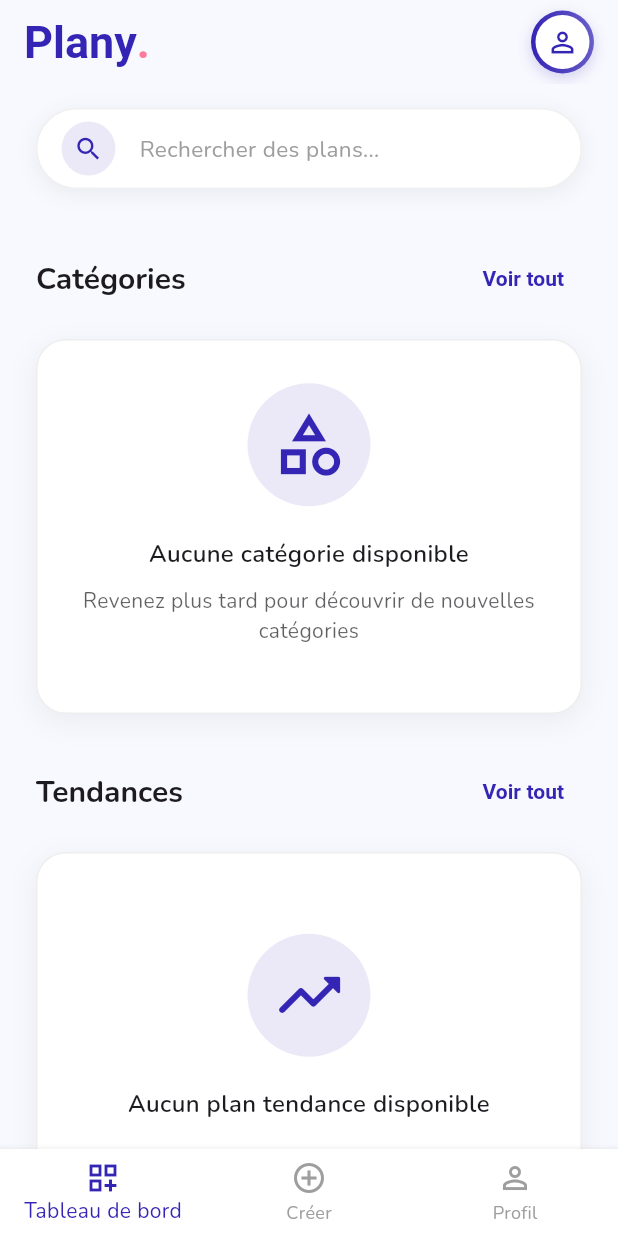
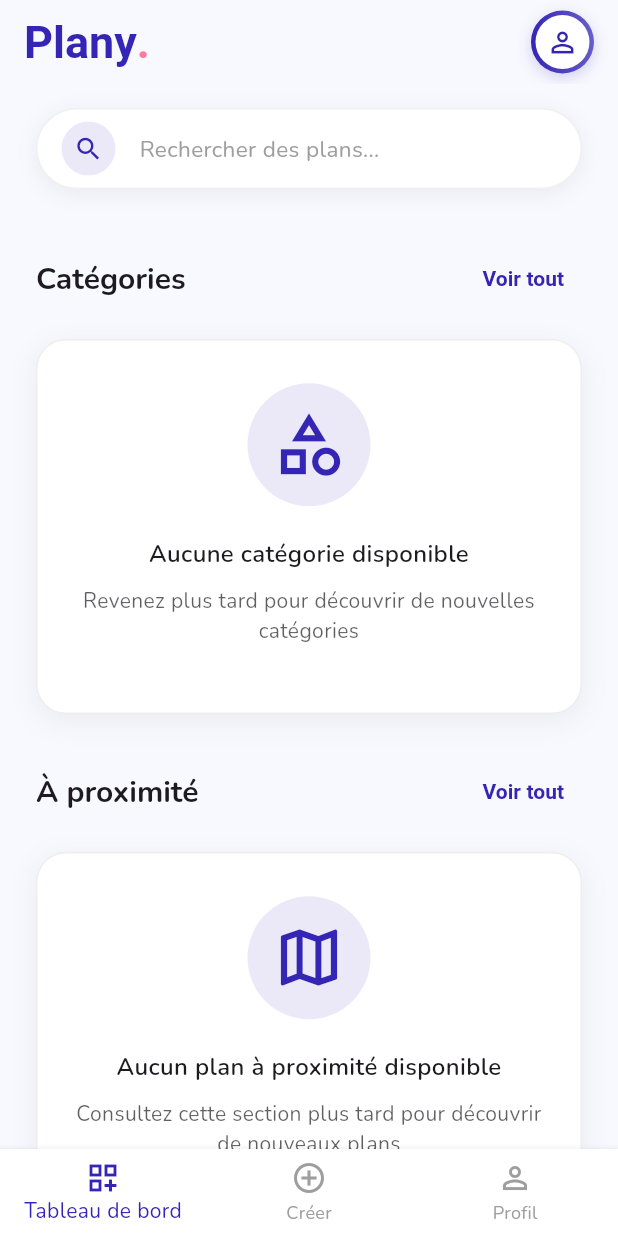
Before and after one commit to PlanyIt/project-plany-app, a Flutter app: the DashboardScreen screen opened by its route, on a phone screen of 412 x 824 dp. Run offline on Flutter 3.47's test engine with Material 3 defaults, Android fonts, the phone set to English and light mode, and no system bars; our stand-ins replace dio, flutter_dotenv, flutter_map, flutter_secure_storage, fluttertoast, font_awesome_flutter and 12 more; missing offline and left inert: add_2_calendar, android_intent_plus; accounts and stored records are empty; network calls fail.

Commit message:
fix: horizontal plan list

```diff
--- a/front/lib/screens/dashboard/dashboard_home_screen.dart
+++ b/front/lib/screens/dashboard/dashboard_home_screen.dart
@@ -127,7 +127,7 @@ class _DashboardHomeScreenState extends State<DashboardHomeScreen> {
                     padding: const EdgeInsets.fromLTRB(24, 8, 24, 0),
                     child: SectionHeader(
                       title: 'Catégories',
-                      onSeeAllPressed: () => _navigateToSearch(context),
+                      onPressed: () => _navigateToSearch(context),
                     ),
                   ),
                 ),
@@ -148,7 +148,7 @@ class _DashboardHomeScreenState extends State<DashboardHomeScreen> {
                     padding: const EdgeInsets.fromLTRB(24, 20, 24, 8),
                     child: SectionHeader(
                       title: 'Tendances',
-                      onSeeAllPressed: () => _navigateToSearch(context),
+                      onPressed: () => _navigateToSearch(context),
                     ),
                   ),
                 ),
@@ -177,7 +177,7 @@ class _DashboardHomeScreenState extends State<DashboardHomeScreen> {
                     padding: const EdgeInsets.fromLTRB(24, 24, 24, 8),
                     child: SectionHeader(
                       title: 'À découvrir',
-                      onSeeAllPressed: () => _navigateToSearch(context),
+                      onPressed: () => _navigateToSearch(context),
                     ),
                   ),
                 ),
--- a/front/lib/ui/dashboard/view_models/dashboard_viewmodel.dart
+++ b/front/lib/ui/dashboard/view_models/dashboard_viewmodel.dart
@@ -88,7 +88,7 @@ class DashboardViewModel extends ChangeNotifier {
       _log.info('Dashboard data loaded successfully');
       return const Result.ok(null);
     } finally {
-      notifyListeners(); // Ensure listeners are notified after loading completes
+      notifyListeners();
     }
   }
 
--- a/front/lib/ui/dashboard/widgets/dashboard_screen.dart
+++ b/front/lib/ui/dashboard/widgets/dashboard_screen.dart
@@ -56,7 +56,7 @@ class DashboardScreen extends StatelessWidget {
                   ),
                   _buildSectionHeader(
                     context,
-                    title: 'Tendances',
+                    title: 'À proximité',
                     seeAll: true,
                     onSeeAll: () =>
                         context.pushNamed('search', queryParameters: {
@@ -68,11 +68,13 @@ class DashboardScreen extends StatelessWidget {
                     context,
                     plans: viewModel.trendingPlans,
                     isLoading: isLoading,
-                    emptyMessage: 'Aucun plan tendance disponible',
+                    emptyMessage: 'Aucun plan à proximité disponible',
+                    emptySubMessage:
+                        "Consultez cette section plus tard pour découvrir de nouveaux plans",
                   ),
                   _buildSectionHeader(
                     context,
-                    title: 'À découvrir',
+                    title: 'Tendance',
                     seeAll: true,
                     onSeeAll: () =>
                         context.pushNamed('search', queryParameters: {
@@ -131,7 +133,7 @@ class DashboardScreen extends StatelessWidget {
         padding: const EdgeInsets.fromLTRB(24, 20, 24, 8),
         child: SectionHeader(
           title: title,
-          onSeeAllPressed: () => context.go(
+          onPressed: () => context.go(
             seeAll ? '/search' : '/',
           ),
         ),
@@ -187,17 +189,15 @@ class DashboardScreen extends StatelessWidget {
     required bool isLoading,
     required String emptyMessage,
     String? emptySubMessage,
-    IconData emptyIcon = Icons.trending_up_rounded,
+    IconData emptyIcon = Icons.map_outlined,
     Color? accentColor,
   }) {
     if (isLoading) {
       return SliverToBoxAdapter(
         child: HorizontalPlanList(
-          plans: [],
           isLoading: true,
-          getCategoryById: (_) async => Result.error(Exception('Chargement')),
-          onPlanTap: (_) {},
-          emptyMessage: '',
+          cards: [],
+          onPressed: (_) {},
         ),
       );
     }
@@ -207,7 +207,7 @@ class DashboardScreen extends StatelessWidget {
         child: EmptyStateWidget(
           message: emptyMessage,
           subMessage: emptySubMessage,
-          icon: emptyIcon,
+          icon: Icons.map_outlined,
           accentColor: accentColor ?? Theme.of(context).primaryColor,
         ),
       );
@@ -215,14 +215,9 @@ class DashboardScreen extends StatelessWidget {
 
     return SliverToBoxAdapter(
       child: HorizontalPlanList(
-        plans: plans,
         isLoading: false,
-        getCategoryById: (id) => viewModel.getCategoryById(id),
-        onPlanTap: (plan) => GoRouter.of(context).pushNamed(
-          'detailsPlan',
-          queryParameters: {'planId': plan.id},
-        ),
-        emptyMessage: '',
+        cards: [],
+        onPressed: (_) {},
       ),
     );
   }
--- a/front/lib/ui/dashboard/widgets/header/section_header.dart
+++ b/front/lib/ui/dashboard/widgets/header/section_header.dart
@@ -2,12 +2,12 @@ import 'package:flutter/material.dart';
 
 class SectionHeader extends StatelessWidget {
   final String title;
-  final VoidCallback onSeeAllPressed;
+  final VoidCallback onPressed;
 
   const SectionHeader({
     super.key,
     required this.title,
-    required this.onSeeAllPressed,
+    required this.onPressed,
   });
 
   @override
@@ -23,7 +23,7 @@ class SectionHeader extends StatelessWidget {
               ),
         ),
         TextButton(
-          onPressed: onSeeAllPressed,
+          onPressed: onPressed,
           child: Text(
             'Voir tout',
             style: TextStyle(
--- a/front/lib/ui/dashboard/widgets/placeholder/empty_state_widget.dart
+++ b/front/lib/ui/dashboard/widgets/placeholder/empty_state_widget.dart
@@ -18,8 +18,8 @@ class EmptyStateWidget extends StatelessWidget {
 
   @override
   Widget build(BuildContext context) {
-    final Color primaryColor = accentColor ?? Theme.of(context).primaryColor;
-    final Color surfaceColor = Theme.of(context).cardColor;
+    final primaryColor = accentColor ?? Theme.of(context).primaryColor;
+    final surfaceColor = Theme.of(context).cardColor;
 
     return Container(
       height: height,
```
Also changed, not shown: front/lib/ui/dashboard/widgets/card/category_cards.dart (+7 -18 lines), front/lib/ui/dashboard/widgets/list/horizontal_plan_list.dart (+22 -102 lines).
